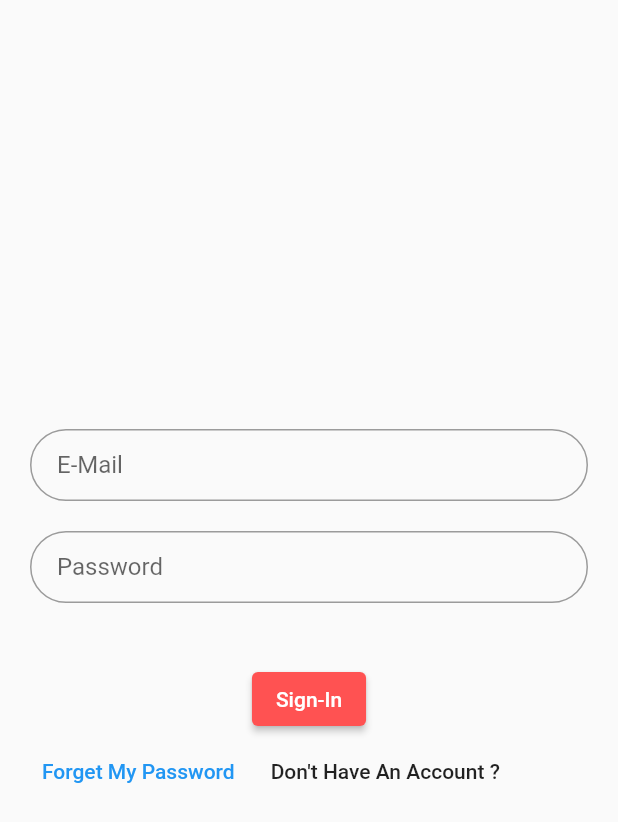
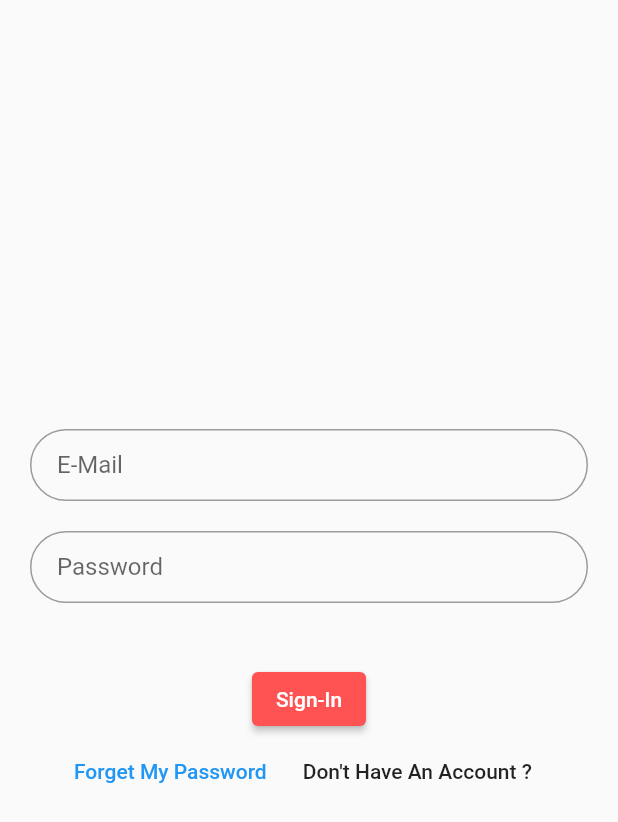
Before and after one commit to dmlpYunus/E-Date, a Flutter app: the screen it shows after launch, on a phone screen of 412 x 824 dp. Shown: the top 822 px of the screen. Run offline on Flutter 3.47's test engine with Material 2 defaults, Android fonts, the phone set to English and light mode, and no system bars; our stand-ins replace cloud_firestore, email_validator, firebase_auth, firebase_core; accounts and stored records are empty.

```diff
--- a/lib/ForgetPasswordScreen.dart
+++ b/lib/ForgetPasswordScreen.dart
@@ -45,7 +45,7 @@ class _ForgetPasswordPage extends State<ForgetPasswordPage> with StudentValidati
                     //Navigator.push(context, MaterialPageRoute(builder : (context) => MyApp()));
                   }
                 },
-                child: Text("Sign-In"),
+                child: Text("Send E-mail"),
               ),
             ],
           ),
--- a/lib/login_screen.dart
+++ b/lib/login_screen.dart
@@ -72,11 +72,6 @@ class _LoginPageState extends State<LoginPage> with StudentValidationMixin {
                        displayDialog("Login Failed", error.message!, context);
                       }
 
-
-
-                      /*displayDialog("Login Succsessfull",
-                          "Entered as ${emailEditor.text}", context);*/
-                      //Navigator.push(context, MaterialPageRoute(builder : (context) => MyApp()));
                     }
                   },
                   child: Text("Sign-In"),
@@ -85,7 +80,8 @@ class _LoginPageState extends State<LoginPage> with StudentValidationMixin {
 
 
                 Row(
-                  mainAxisSize: MainAxisSize.max,
+                  mainAxisAlignment: MainAxisAlignment.spaceBetween,
+                  mainAxisSize: MainAxisSize.min,
                   children: [
                   TextButton(onPressed: (){
                     Navigator.push(context, MaterialPageRoute(builder: (context) => ForgetPasswordPage()));
--- a/lib/login_validator.dart
+++ b/lib/login_validator.dart
@@ -18,18 +18,4 @@ class StudentValidationMixin{
     }
   }
 
-
-  /*String? validateLastName(String? value){
-    if(value != null && value.length<2){
-      return "Last nNme must be at least 2 characters";
-    }
-  }
-  String? validateGrade(String? value){
-    if(value!=null){
-      var grade = int.parse(value);
-      if(grade <0 || grade > 100){
-        return "Must between 0-100";
-      }
-    }
-  }*/
 }
--- a/lib/main.dart
+++ b/lib/main.dart
@@ -12,7 +12,8 @@ import 'firebase_options.dart';
 Future<void> main() async {
   WidgetsFlutterBinding.ensureInitialized();
   await Firebase.initializeApp(
-    options: DefaultFirebaseOptions.currentPlatform,
+    options
+        : DefaultFirebaseOptions.currentPlatform,
   );
   runApp(MaterialApp(home: MyApp()));
 }
@@ -43,70 +44,6 @@ class _MyAppState extends State<MyApp> {
           }else{
             return LoginPage();
           }
-          return Column(
-            children: [
-              Expanded(
-                child: StreamBuilder(
-                    stream: groceries.orderBy("name").snapshots(),
-                    //groceries.snapshots(),
-                    builder: (context, AsyncSnapshot<QuerySnapshot> snapshot) {
-                      if (!snapshot.hasData) {
-                        return Center(
-                          child: Text("Loading..."),
-                        );
-                      }
-                      return ListView(
-                        children: snapshot.data!.docs.map((grocery) {
-                          return Center(
-                            child: ListTile(
-                              title: Text(grocery['name']),
-                              onLongPress: () {
-                                grocery.reference.delete();
-                              },
-                            ),
-                          );
-                        }).toList(),
-                      );
-                    }),
-              ),
-              Row(
-                children: [
-                  Flexible(
-                    fit: FlexFit.tight,
-                    flex: 2,
-                    child: RaisedButton(
-                      color: Colors.blueAccent,
-                      onPressed: () {
-                        Navigator.push(context,
-                            MaterialPageRoute(builder: (context) => LoginPage()));
-                      },
-                      child: Text("Login"),
-                    ),
-                  ),
-                  Flexible(
-                      fit: FlexFit.tight,
-                      flex: 2,
-                      child: RaisedButton(
-                        color: Colors.redAccent,
-                    onPressed: () {
-                      Navigator.push(context,
-                          MaterialPageRoute(builder: (context) => SignupPage()));
-                    },
-                    child: Text("Sign-Up"),
-                  )),Flexible(
-                      fit: FlexFit.tight,
-                      flex: 4,
-                      child: RaisedButton(
-                        color: Colors.orangeAccent,
-                        onPressed: () {
-                          authService.logOut();
-                        },
-                        child: Text("Log-Out"),
-                      ))
-                ],
-              ),
-            ],
-          );
         }
       ),
     );
```
Also changed, not shown: lib/reservation_screen.dart (+29 -23 lines), lib/firebase_options.dart, 1 other file.
